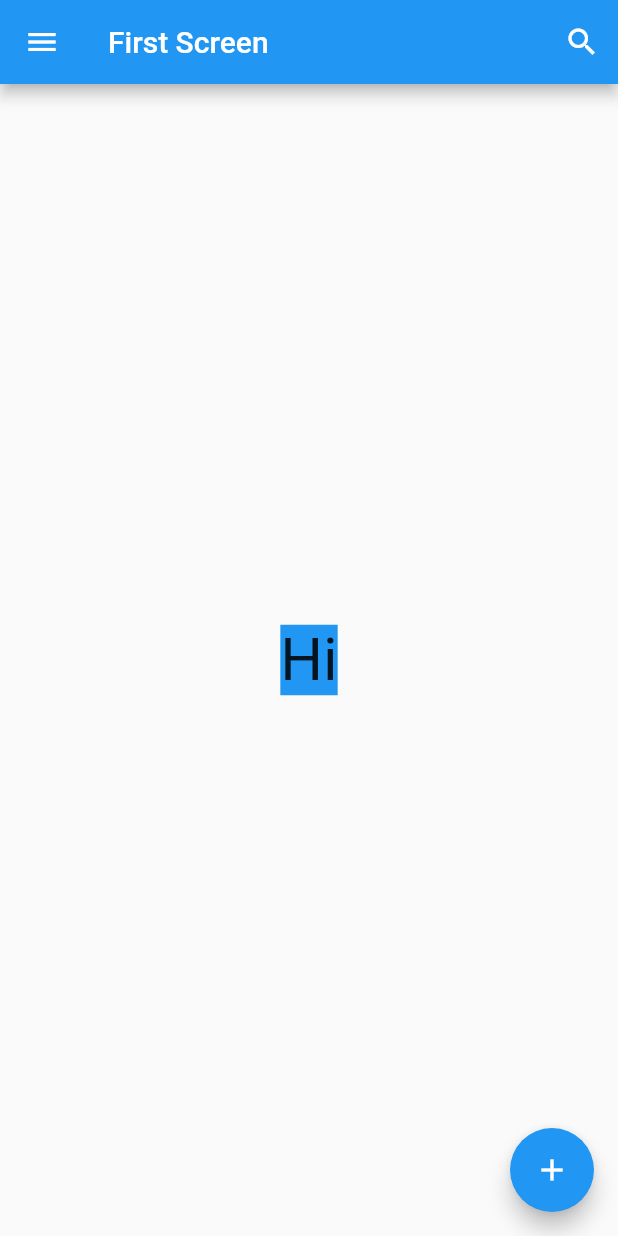
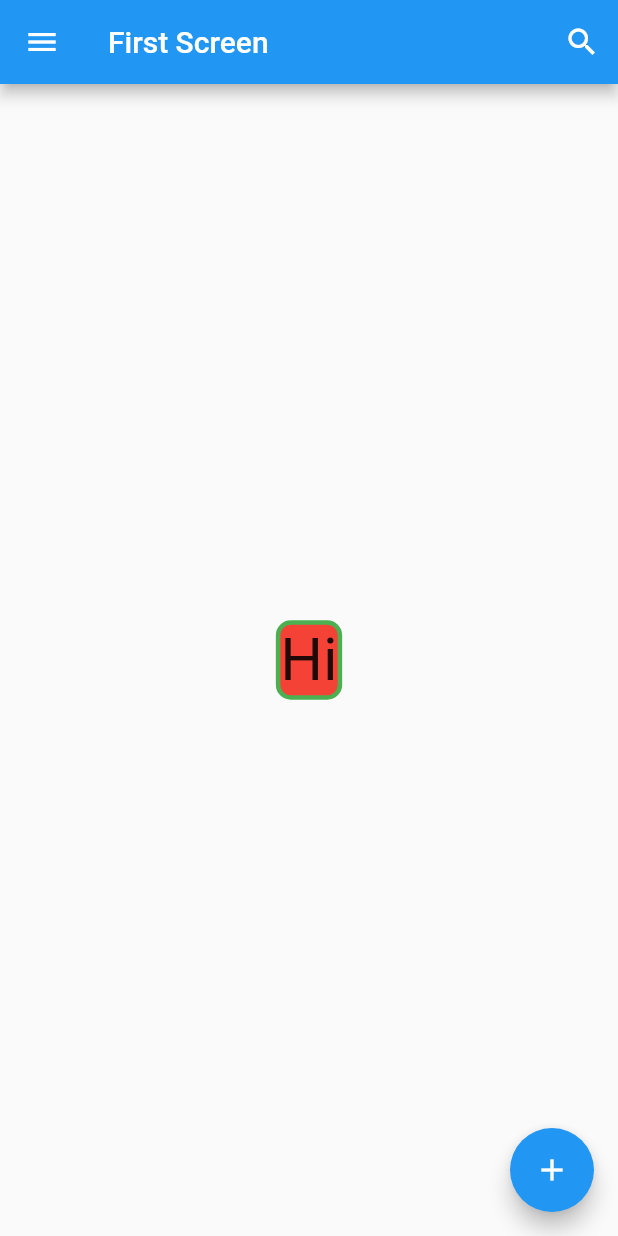
Before and after one commit to syofyanzuhad/Flutter-Dicoding-Learning, a Flutter app: the screen it shows after launch, on a phone screen of 412 x 824 dp. Run offline on Flutter 3.47's test engine with Material 2 defaults, Android fonts, the phone set to English and light mode, and no system bars.

Commit message:
learn: container-decoration

```diff
--- a/lib/main.dart
+++ b/lib/main.dart
@@ -42,8 +42,11 @@ class FirstScreen extends StatelessWidget {
         // child: Text('Hello world!'),
         child: Container(
           child: Text('Hi', style: TextStyle(fontSize: 40),),
-          color: Colors.blue,
-          margin: EdgeInsets.all(10),
+          decoration: BoxDecoration(
+            color: Colors.red,
+            border: Border.all(color: Colors.green,width: 3),
+            borderRadius: BorderRadius.circular(10),
+          ),
         )
       ),
       floatingActionButton: FloatingActionButton(
```
